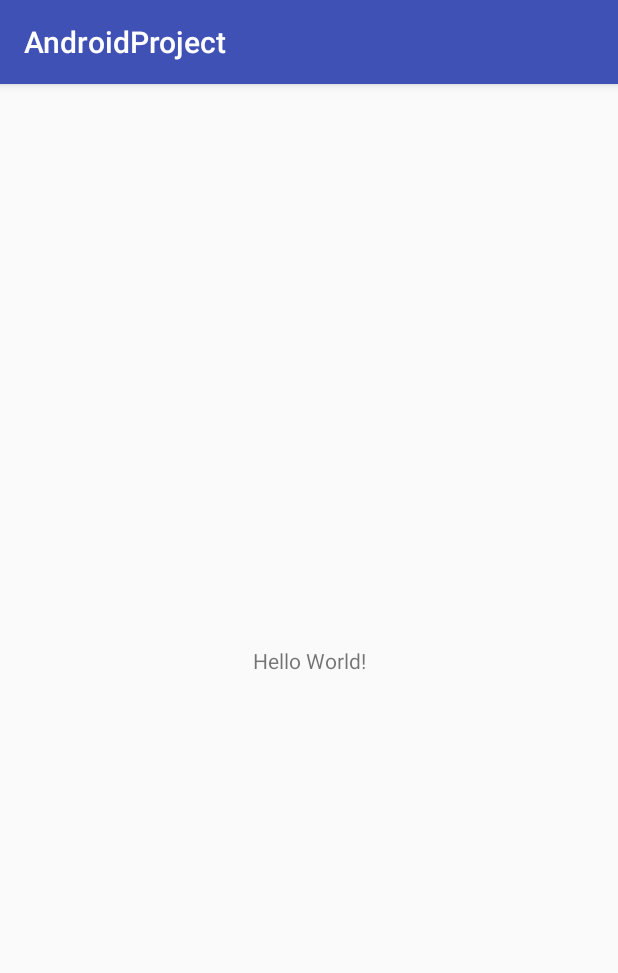
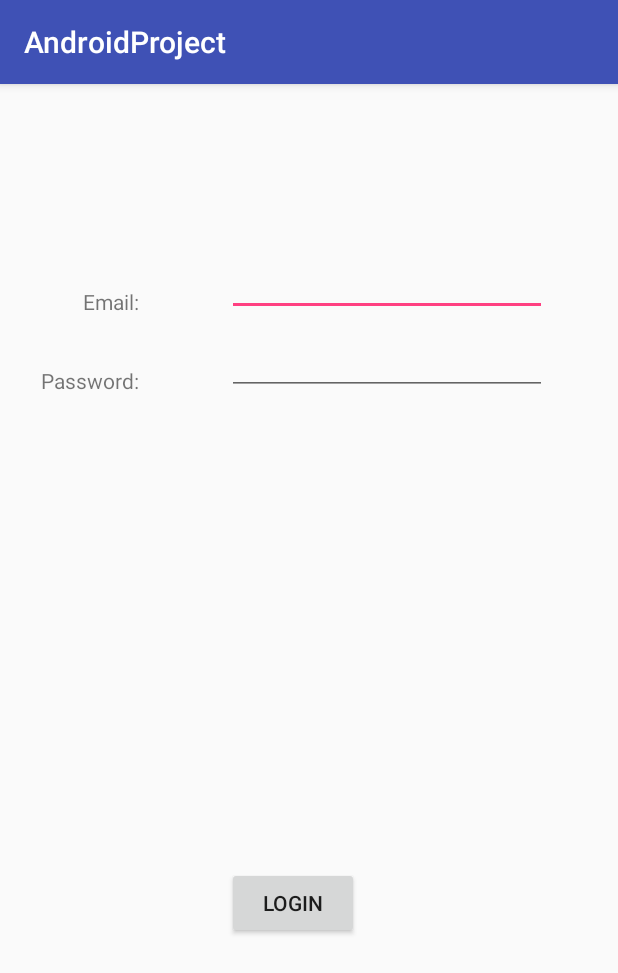
Before and after one commit to HappyGoldDeveloper/AndroidProject-ADEV-2007, an Android app: the screen it shows after launch (MainActivity), on a phone screen of 412 x 824 dp. Shown: the top 973 px of the screen. Run offline under Robolectric (Android 15) with nearby library versions, the phone set to English and light mode, and no system bars.

Commit message:
Designed the Login Acitvity(Main Activity).

```diff
--- a/app/src/main/java/com/example/arshdeepsangha/androidproject/MainActivity.java
+++ b/app/src/main/java/com/example/arshdeepsangha/androidproject/MainActivity.java
@@ -3,7 +3,8 @@ package com.example.arshdeepsangha.androidproject;
 import android.support.v7.app.AppCompatActivity;
 import android.os.Bundle;
 
-public class MainActivity extends AppCompatActivity {
+public class MainActivity extends AppCompatActivity
+{
 
     @Override
     protected void onCreate(Bundle savedInstanceState) {
--- a/app/src/main/res/layout/activity_main.xml
+++ b/app/src/main/res/layout/activity_main.xml
@@ -1,5 +1,5 @@
 <?xml version="1.0" encoding="utf-8"?>
-<android.support.constraint.ConstraintLayout xmlns:android="http://schemas.android.com/apk/res/android"
+<RelativeLayout xmlns:android="http://schemas.android.com/apk/res/android"
     xmlns:app="http://schemas.android.com/apk/res-auto"
     xmlns:tools="http://schemas.android.com/tools"
     android:layout_width="match_parent"
@@ -7,12 +7,54 @@
     tools:context=".MainActivity">
 
     <TextView
+        android:id="@+id/txt"
         android:layout_width="wrap_content"
         android:layout_height="wrap_content"
-        android:text="Hello World!"
-        app:layout_constraintBottom_toBottomOf="parent"
-        app:layout_constraintLeft_toLeftOf="parent"
-        app:layout_constraintRight_toRightOf="parent"
-        app:layout_constraintTop_toTopOf="parent" />
+        android:layout_alignEnd="@+id/textView2"
+        android:layout_alignParentTop="true"
+        android:layout_marginTop="135dp"
+        android:text="Email:"
+        app:layout_constraintStart_toStartOf="parent"
+        tools:layout_editor_absoluteY="104dp" />
 
-</android.support.constraint.ConstraintLayout>
+    <TextView
+        android:id="@+id/textView2"
+        android:layout_width="wrap_content"
+        android:layout_height="wrap_content"
+        android:layout_alignParentStart="true"
+        android:layout_alignParentTop="true"
+        android:layout_marginStart="27dp"
+        android:layout_marginTop="188dp"
+        android:text="Password:"
+        app:layout_constraintStart_toStartOf="parent"
+        tools:layout_editor_absoluteY="155dp" />
+
+    <EditText
+        android:id="@+id/etEmailLog"
+        android:layout_width="wrap_content"
+        android:layout_height="wrap_content"
+        android:layout_alignBottom="@+id/txt"
+        android:layout_alignParentEnd="true"
+        android:layout_marginEnd="47dp"
+        android:ems="10"
+        android:inputType="textPersonName" />
+
+    <EditText
+        android:id="@+id/etPasswordLog"
+        android:layout_width="wrap_content"
+        android:layout_height="wrap_content"
+        android:layout_alignBottom="@+id/textView2"
+        android:layout_alignStart="@+id/etEmailLog"
+        android:ems="10"
+        android:inputType="textPassword" />
+
+    <Button
+        android:id="@+id/btnLogin"
+        android:layout_width="wrap_content"
+        android:layout_height="wrap_content"
+        android:layout_alignParentBottom="true"
+        android:layout_alignStart="@+id/etEmailLog"
+        android:layout_marginBottom="198dp"
+        android:text="Login" />
+
+</RelativeLayout>
```
